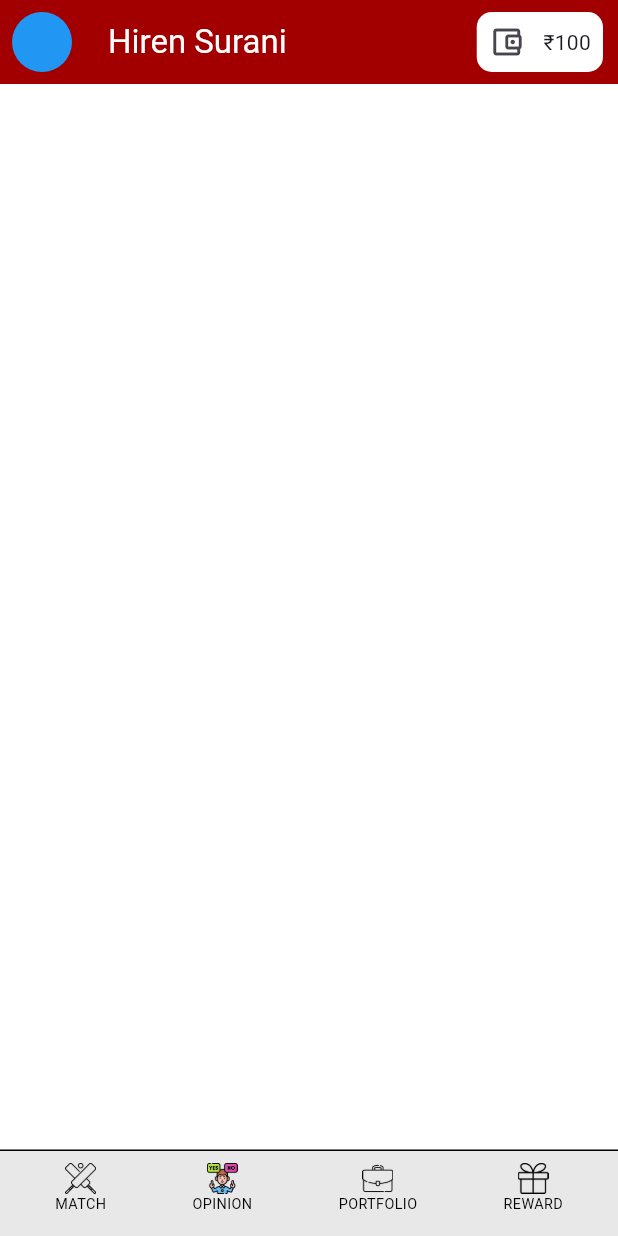
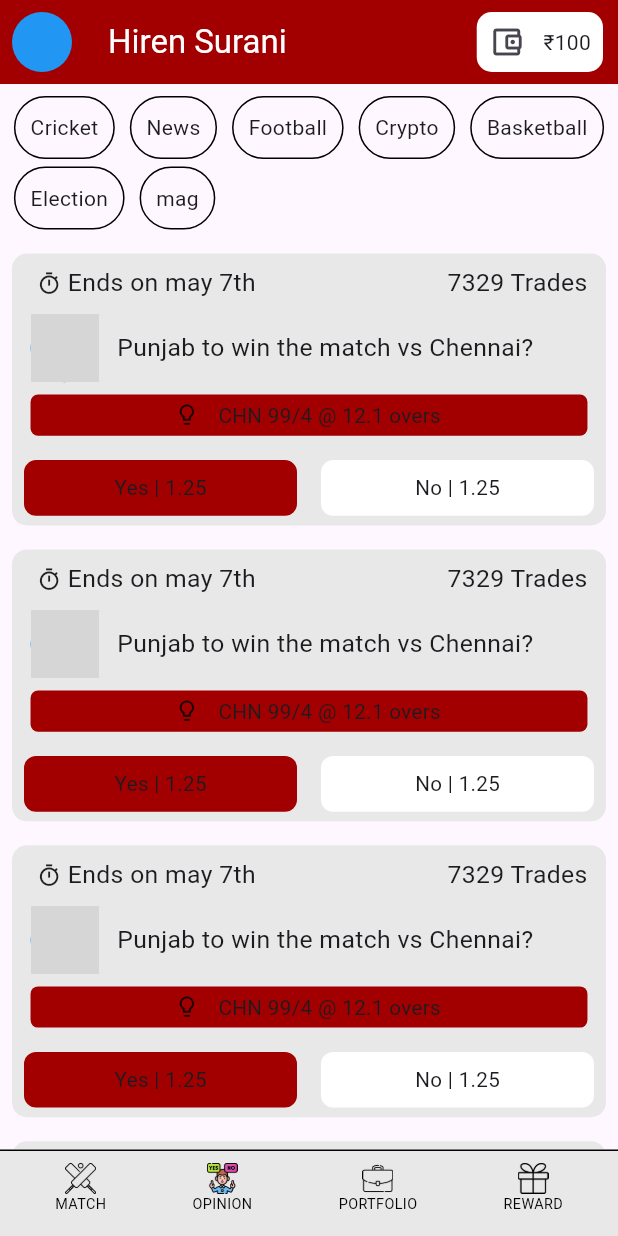
Before and after one commit to hp652024/trede, a Flutter app: the screen it shows after launch, item 2 of the bottom bar chosen, on a phone screen of 412 x 824 dp. Run offline on Flutter 3.47's test engine with Material 3 defaults, Android fonts, the light colour scheme and no system bars; our stand-ins replace carousel_slider, google_fonts, sizer; network calls fail; grey boxes are pictures that could not be loaded.

Commit message:
11_5_2024

```diff
--- a/lib/app_element/font_style.dart
+++ b/lib/app_element/font_style.dart
@@ -20,6 +20,7 @@ Text body10w400({required String text, Color? textColor}) {
         color: textColor == null ? black : textColor,
         fontSize: 7.sp,
         fontWeight: FontWeight.w400),
+
   );
 }
 
--- a/lib/page/bottombar/my_bottombar.dart
+++ b/lib/page/bottombar/my_bottombar.dart
@@ -4,6 +4,7 @@ import 'package:moneytomoney/app_element/font_style.dart';
 import 'package:moneytomoney/app_element/images_path.dart';
 import 'package:moneytomoney/page/bottombar/dash_provider.dart';
 import 'package:moneytomoney/page/home/home_screen.dart';
+import 'package:moneytomoney/page/opinion/opinion.dart';
 
 import 'package:sizer/sizer.dart';
 import 'package:provider/provider.dart';
@@ -91,7 +92,7 @@ class _MyBottomState extends State<MyBottom> {
 
       ),
       body: Consumer<HomeProvider>(builder: (context, value, child) {
-        return value.pageIndex == 0? const HomeScreen():const SizedBox();
+        return value.pageIndex == 0? const HomeScreen(): Opinion();
       },)
 
     );
--- /dev/null
+++ b/lib/page/opinion/opinion.dart
@@ -0,0 +1,49 @@
+
+
+import 'package:flutter/cupertino.dart';
+import 'package:flutter/material.dart';
+import 'package:flutter/widgets.dart';
+import 'package:moneytomoney/app_element/appcolor.dart';
+import 'package:moneytomoney/utils/question_widget.dart';
+
+class Opinion extends StatefulWidget {
+  const Opinion({super.key});
+
+  @override
+  State<Opinion> createState() => _OpinionState();
+}
+
+class _OpinionState extends State<Opinion> {
+List category = ['Cricket','News','Football','Crypto','Basketball','Election','mag'];
+
+  @override
+  Widget build(BuildContext context) {
+    return Scaffold(
+      body: Column(
+        children: [
+          Padding(
+            padding: const EdgeInsets.all(8.0),
+            child: Wrap(
+              spacing: 10.0, // Set spacing between items
+              runSpacing: 5.0,
+              children: category.map((e) {
+                return Container(
+                  padding: EdgeInsets.all(10),
+                 decoration: BoxDecoration(
+                   border: Border.all(color: black),borderRadius: BorderRadius.circular(30)
+                 ),
+                    child: Text("${e}"));
+              } ).toList(),
+            ),
+          ),
+Expanded(
+  child: ListView.builder(itemBuilder: (context, index) {
+    return Question();
+  },),
+)
+
+        ],
+      ),
+    );
+  }
+}
--- a/lib/utils/question_widget.dart
+++ b/lib/utils/question_widget.dart
@@ -1,6 +1,4 @@
-import 'package:flutter/cupertino.dart';
 import 'package:flutter/material.dart';
-import 'package:flutter/widgets.dart';
 import 'package:sizer/sizer.dart';
 
 import '../app_element/appcolor.dart';
@@ -13,7 +11,7 @@ class Question extends StatelessWidget {
     return Padding(
       padding: const EdgeInsets.all(8.0),
       child: Container(
-        height: 43.w,
+        height: 22.h,
         decoration: BoxDecoration(
             color: offWhite, borderRadius: BorderRadius.circular(10)),
         child: Column(
```
Also changed, not shown: lib/page/home/home_screen.dart (+10 -3 lines), lib/utils/match _vs_match_widget.dart (added, +112 -0 lines), 3 other files.
